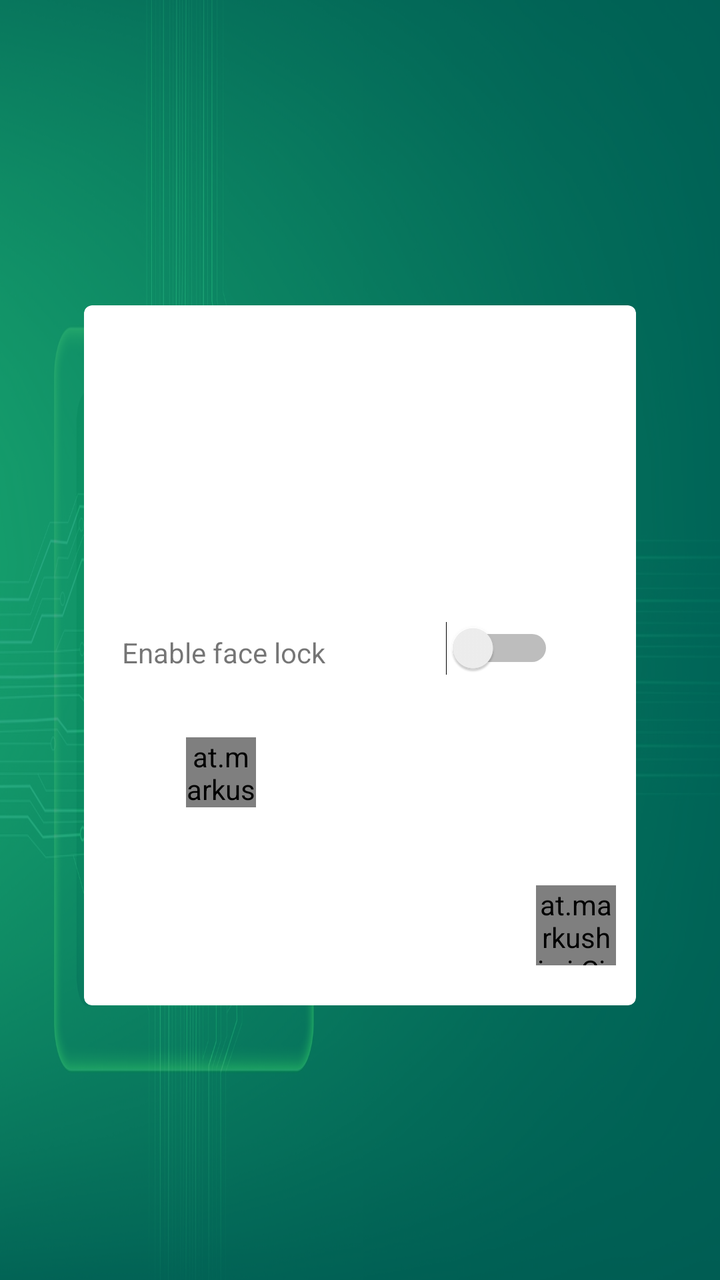
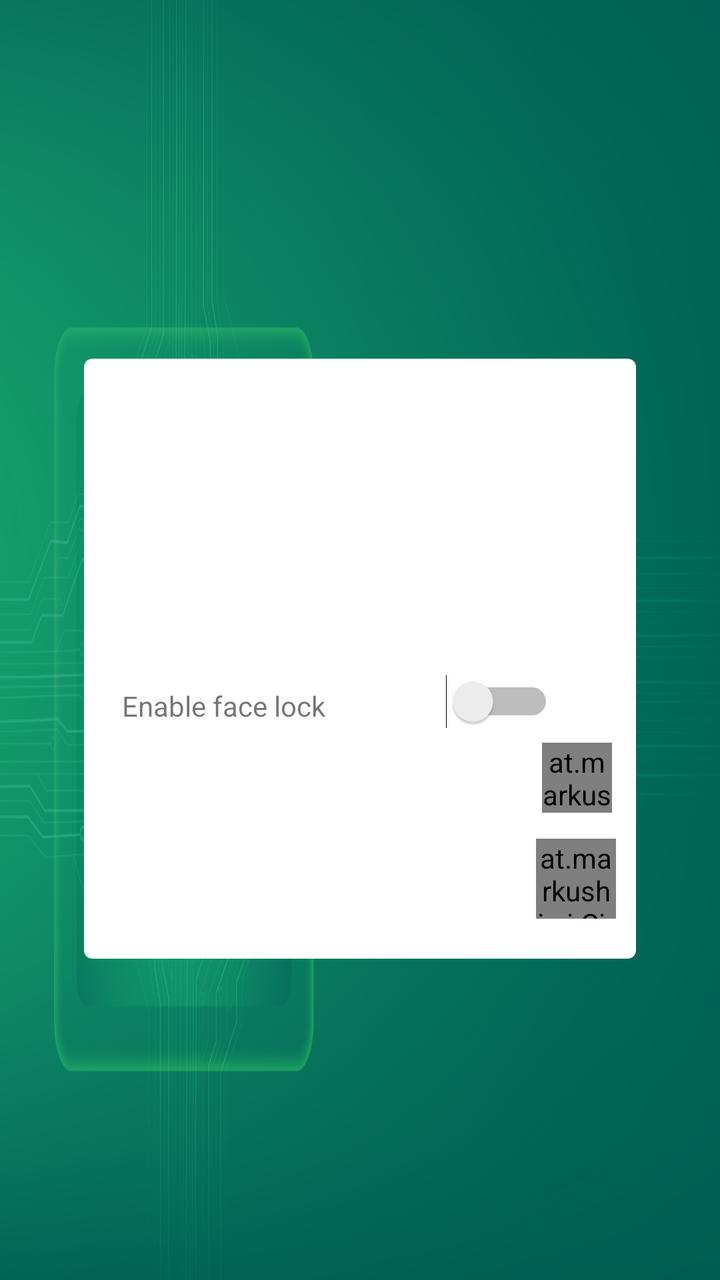

Compare the two renders of this Android layout. The source of the first and the diff that turns it into the second are given below.
<!-- AndroidManifest.xml: application theme AppTheme -->
<!-- res/layout/activity_main.xml -->
<?xml version="1.0" encoding="utf-8"?>
<android.support.constraint.ConstraintLayout xmlns:android="http://schemas.android.com/apk/res/android"
  xmlns:app="http://schemas.android.com/apk/res-auto"
  xmlns:tools="http://schemas.android.com/tools"
  android:layout_width="match_parent"
  android:layout_height="match_parent"
  android:background="@drawable/background"
  tools:context=".MainActivity"
  >

  <View
    android:id="@+id/opacityFilter"
    android:layout_width="0dp"
    android:layout_height="0dp"
    android:layout_alignParentBottom="true"
    android:alpha="0.7"
    android:background="@color/colorPrimary"
    app:layout_constraintBottom_toBottomOf="parent"
    app:layout_constraintEnd_toEndOf="parent"
    app:layout_constraintHorizontal_bias="0.0"
    app:layout_constraintStart_toStartOf="parent"
    app:layout_constraintTop_toTopOf="parent"
    app:layout_constraintVertical_bias="0.0"></View>

  <android.support.v7.widget.CardView xmlns:card_view="http://schemas.android.com/apk/res-auto"
    android:id="@+id/cardView"
    android:layout_width="0dp"
    android:layout_height="350dp"
    android:layout_marginStart="42dp"
    android:layout_marginEnd="42dp"
    card_view:cardPreventCornerOverlap="false"
    android:elevation="5dp"
    card_view:cardCornerRadius="4dp"
    card_view:layout_constraintBottom_toBottomOf="parent"
    card_view:layout_constraintEnd_toEndOf="parent"
    card_view:layout_constraintHorizontal_bias="1.0"
    card_view:layout_constraintStart_toStartOf="parent"
    card_view:layout_constraintTop_toTopOf="parent"
    card_view:layout_constraintVertical_bias="0.527">

    <RelativeLayout
      android:layout_width="match_parent"
      android:layout_height="match_parent"
      android:orientation="vertical"
      android:layout_centerHorizontal="true"
      >

      <ImageView
        android:id="@+id/imageView"
        android:layout_width="58dp"
        android:layout_height="96dp"
        android:layout_alignParentStart="true"
        android:layout_alignParentLeft="true"
        android:layout_alignParentTop="true"
        android:layout_alignParentEnd="true"
        android:layout_alignParentRight="true"
        android:layout_alignParentBottom="true"
        android:layout_marginStart="92dp"
        android:layout_marginLeft="92dp"
        android:layout_marginTop="15dp"
        android:layout_marginEnd="87dp"
        android:layout_marginRight="87dp"
        android:layout_marginBottom="90dp"
        android:layout_weight="1"
        android:contentDescription="@string/app_name"
        app:srcCompat="@drawable/face_icon3" />

      <RelativeLayout
        android:layout_width="match_parent"
        android:layout_height="40dp"
        android:layout_alignParentStart="true"
        android:layout_alignParentLeft="true"
        android:layout_alignParentTop="true"
        android:layout_marginStart="0dp"
        android:layout_marginLeft="0dp"
        android:layout_marginTop="154dp">

        <TextView
          android:id="@+id/textView"
          android:layout_width="wrap_content"
          android:layout_height="wrap_content"
          android:layout_alignParentStart="true"
          android:layout_alignParentLeft="true"
          android:layout_alignParentTop="true"
          android:layout_alignParentBottom="true"
          android:layout_marginStart="19dp"
          android:layout_marginLeft="19dp"
          android:layout_marginTop="10dp"
          android:layout_marginBottom="12dp"
          android:text="Enable face lock"
          android:fontFamily="sans-serif"
          />

        <Switch
          android:id="@+id/enableLockSwitch"
          android:layout_width="80dp"
          android:layout_height="wrap_content"
          android:layout_alignParentTop="true"
          android:layout_alignParentEnd="true"
          android:layout_alignParentRight="true"
          android:layout_alignParentBottom="true"
          android:layout_marginStart="0dp"
          android:layout_marginLeft="0dp"
          android:layout_marginTop="4dp"
          android:layout_marginEnd="41dp"
          android:layout_marginRight="41dp"
          android:layout_marginBottom="9dp"
          android:layout_toEndOf="@+id/textView"
          android:layout_toRightOf="@+id/textView"
          tools:layout_editor_absoluteX="242dp"
          tools:layout_editor_absoluteY="323dp"
          />
      </RelativeLayout>

      <ListView
        android:id="@+id/faces"
        android:layout_width="178dp"
        android:layout_height="82dp"
        android:layout_alignParentStart="true"
        android:layout_alignParentBottom="true"
        android:layout_marginStart="3dp"

        >


      </ListView>

      <at.markushi.ui.CircleButton
        android:id="@+id/addFaceButton"
        android:layout_width="40dp"
        android:layout_height="40dp"
        android:layout_alignParentEnd="true"
        android:layout_alignParentRight="true"
        android:layout_alignParentBottom="true"
        android:layout_marginEnd="10dp"
        android:layout_marginRight="10dp"
        android:layout_marginBottom="20dp"
        app:cb_color="?attr/colorError"
        app:cb_pressedRingWidth="15dip"
        android:text="Clear"
        android:src="@drawable/remove"
        android:textColor="@color/white"

        />

      <at.markushi.ui.CircleButton
        android:id="@+id/clearFacesButton"
        android:layout_width="35dp"
        android:layout_height="35dp"
        android:layout_alignParentEnd="true"
        android:layout_alignParentRight="true"
        android:layout_alignParentBottom="true"
        android:layout_marginEnd="190dp"
        android:layout_marginRight="190dp"
        android:layout_marginBottom="99dp"
        android:src="@drawable/add_icon"
        android:text="Clear"
        android:textColor="@color/white"
        app:cb_color="?attr/colorError"
        app:cb_pressedRingWidth="15dip"

        />
    </RelativeLayout>



  </android.support.v7.widget.CardView>




</android.support.constraint.ConstraintLayout>
<!-- resources referenced by this layout -->
<resources>
  <color name="colorPrimary">#008577</color>
  <!-- drawable add_icon: png bitmap (drawable, 117932 bytes) -->
  <!-- drawable background: jpg bitmap (drawable, 504755 bytes) -->
  <!-- drawable face_icon3: png bitmap (drawable, 50154 bytes) -->
  <!-- drawable remove: png bitmap (drawable, 35349 bytes) -->
  <string name="app_name">Face Locker</string>
  <style name="AppTheme" parent="Theme.AppCompat.Light.DarkActionBar">
      
      <item name="colorPrimary">@color/colorPrimary</item>
      <item name="colorPrimaryDark">@color/colorPrimaryDark</item>
      <item name="colorAccent">@color/colorAccent</item>
    </style>
  <color name="colorPrimaryDark">#00574B</color>
  <color name="colorAccent">#1bd8b2</color>
</resources>

<!-- the commit's change to res/layout/activity_main.xml (unified diff, before → after) -->
@@ -25,7 +25,7 @@
   <android.support.v7.widget.CardView xmlns:card_view="http://schemas.android.com/apk/res-auto"
     android:id="@+id/cardView"
     android:layout_width="0dp"
-    android:layout_height="350dp"
+    android:layout_height="300dp"
     android:layout_marginStart="42dp"
     android:layout_marginEnd="42dp"
     card_view:cardPreventCornerOverlap="false"
@@ -126,7 +126,7 @@
       </ListView>
 
       <at.markushi.ui.CircleButton
-        android:id="@+id/addFaceButton"
+        android:id="@+id/clearFacesButton"
         android:layout_width="40dp"
         android:layout_height="40dp"
         android:layout_alignParentEnd="true"
@@ -144,15 +144,15 @@
         />
 
       <at.markushi.ui.CircleButton
-        android:id="@+id/clearFacesButton"
+        android:id="@+id/addFaceButton"
         android:layout_width="35dp"
         android:layout_height="35dp"
         android:layout_alignParentEnd="true"
         android:layout_alignParentRight="true"
         android:layout_alignParentBottom="true"
-        android:layout_marginEnd="190dp"
-        android:layout_marginRight="190dp"
-        android:layout_marginBottom="99dp"
+        android:layout_marginEnd="12dp"
+        android:layout_marginRight="12dp"
+        android:layout_marginBottom="73dp"
         android:src="@drawable/add_icon"
         android:text="Clear"
         android:textColor="@color/white"
